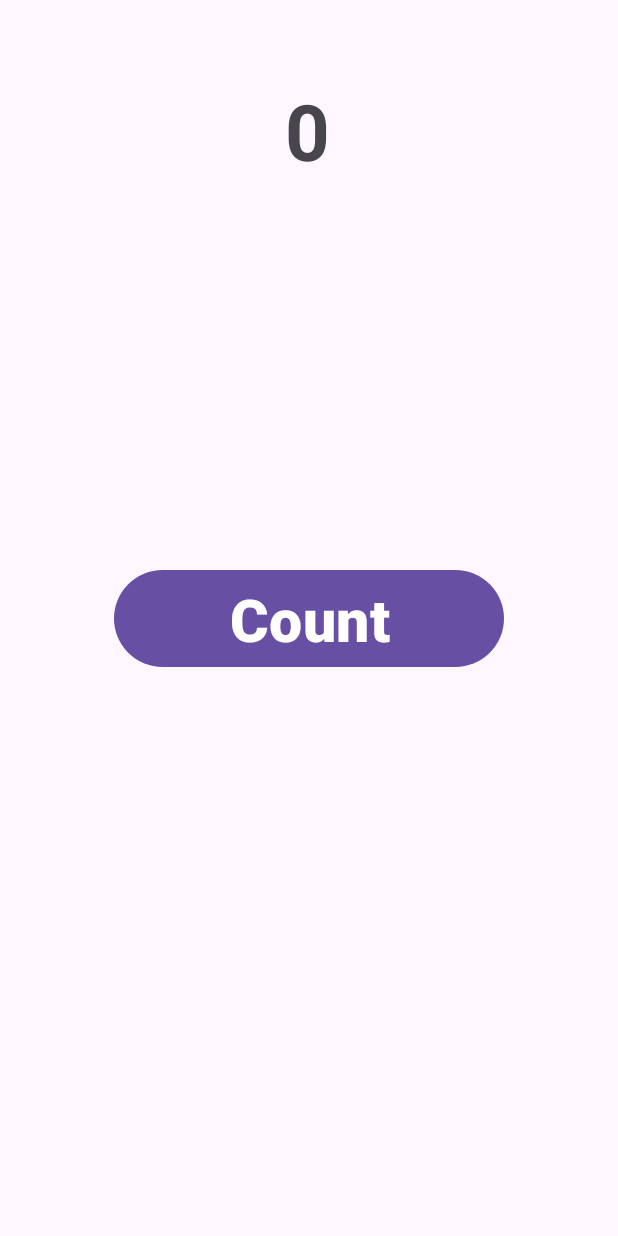
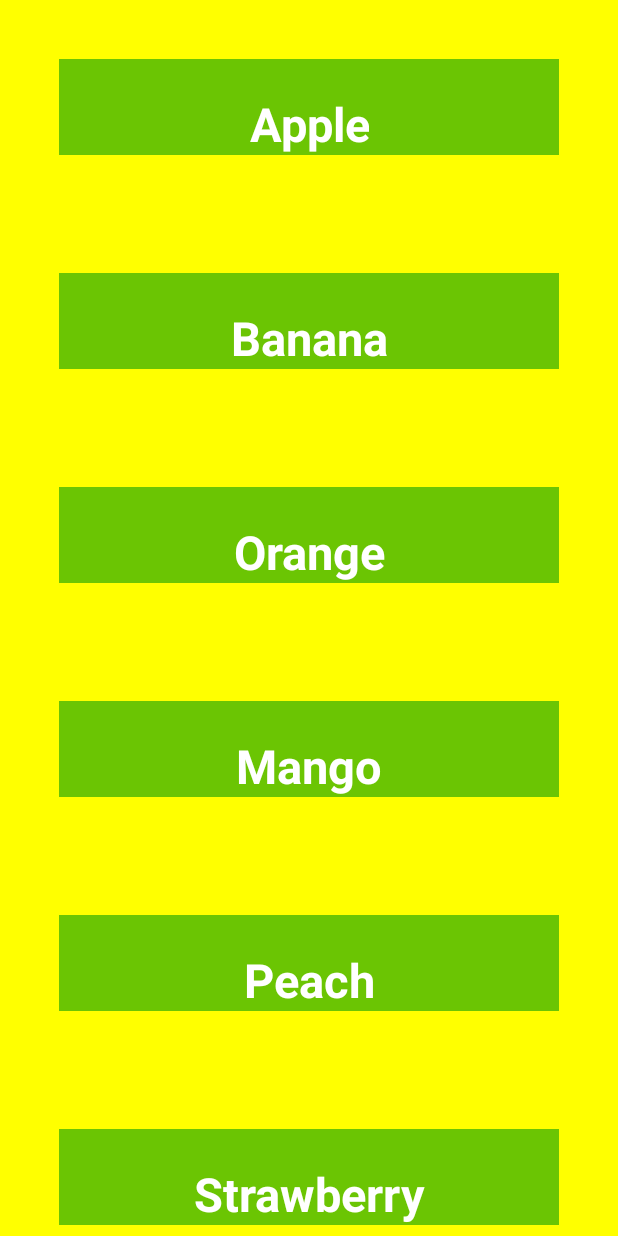
Before and after one commit to rkshani/Firebase, an Android app: the screen it shows after launch (LiveData before the commit, RecyclerView after it), on a phone screen of 412 x 824 dp. Run offline under Robolectric (Android 15) with nearby library versions, the phone set to English and light mode, and no system bars; our stand-ins replace sdp/ssp sizes.

Commit message:
RecyclerView ongoing

```diff
--- a/app/build.gradle.kts
+++ b/app/build.gradle.kts
@@ -51,6 +51,7 @@ dependencies {
     implementation ("com.squareup.retrofit2:converter-gson:2.9.0")
     // OkHttp Logging Interceptor
     implementation ("com.squareup.okhttp3:logging-interceptor:4.9.0")
+
     // ViewModel And Live Data
     implementation("androidx.lifecycle:lifecycle-viewmodel-ktx:2.7.0")
     implementation("androidx.lifecycle:lifecycle-livedata-ktx:2.7.0")
--- a/app/src/main/AndroidManifest.xml
+++ b/app/src/main/AndroidManifest.xml
@@ -15,21 +15,19 @@
         <activity
             android:name=".Android.TextViews.SpannableTextViews"
             android:exported="false" />
-        <activity
-            android:name=".Android.TextViews.SpannableTextView"
-            android:exported="false" />
+
         <activity
             android:name=".RecyclerView.RecyclerView"
-            android:exported="false" />
-        <activity
-            android:name=".ViewModel.LiveData"
-            android:exported="true">
+            android:exported="true" >
             <intent-filter>
                 <action android:name="android.intent.action.MAIN" />
 
                 <category android:name="android.intent.category.LAUNCHER" />
             </intent-filter>
         </activity>
+        <activity
+            android:name=".ViewModel.LiveData"
+            android:exported="false"/>
         <activity
             android:name=".Retrofit.DemoApiCall"
             android:exported="false" />
--- /dev/null
+++ b/app/src/main/java/com/example/firebase/RecyclerView/Fruits.kt
@@ -0,0 +1,3 @@
+package com.example.firebase.RecyclerView
+
+data class Fruits(val name:String, val Supplier:String )
--- a/app/src/main/java/com/example/firebase/RecyclerView/RecyclerView.kt
+++ b/app/src/main/java/com/example/firebase/RecyclerView/RecyclerView.kt
@@ -1,12 +1,22 @@
 package com.example.firebase.RecyclerView
 
+import android.graphics.Color
 import androidx.appcompat.app.AppCompatActivity
 import android.os.Bundle
+import androidx.recyclerview.widget.LinearLayoutManager
+import androidx.recyclerview.widget.RecyclerView
 import com.example.firebase.R
 
+
 class RecyclerView : AppCompatActivity() {
+    val fruits = listOf("Apple","Banana","Orange","Mango","Peach","Strawberry" )
     override fun onCreate(savedInstanceState: Bundle?) {
         super.onCreate(savedInstanceState)
         setContentView(R.layout.activity_recycler_view)
+
+        val recyclerView = findViewById<RecyclerView>(R.id.recyclerView)
+        recyclerView.setBackgroundColor(Color.YELLOW)
+        recyclerView.layoutManager = LinearLayoutManager(this)
+        recyclerView.adapter = RecyclerviewAdapter(fruits)
     }
 }
--- /dev/null
+++ b/app/src/main/java/com/example/firebase/RecyclerView/RecyclerviewAdapter.kt
@@ -0,0 +1,34 @@
+package com.example.firebase.RecyclerView
+
+import android.view.LayoutInflater
+import android.view.View
+import android.view.ViewGroup
+import android.widget.TextView
+import androidx.recyclerview.widget.RecyclerView
+import com.example.firebase.R
+
+class RecyclerviewAdapter(private val fruits:List<String>) : RecyclerView.Adapter<MyViewHolder>() {
+
+    override fun onCreateViewHolder(parent: ViewGroup, viewType: Int): MyViewHolder {
+        val layoutInflater = LayoutInflater.from(parent.context)
+        val listItem = layoutInflater.inflate(R.layout.list_item,parent,false)
+        return MyViewHolder(listItem)
+    }
+
+    override fun getItemCount(): Int {
+       return fruits.size
+    }
+
+    override fun onBindViewHolder(holder: MyViewHolder, position: Int) {
+
+        val fruit = fruits[position]
+        holder.txt.text = fruit
+    }
+
+}
+
+class MyViewHolder(view:View): RecyclerView.ViewHolder(view){
+
+    val txt: TextView = view.findViewById(R.id.txtname)
+
+}
--- a/app/src/main/res/layout/activity_recycler_view.xml
+++ b/app/src/main/res/layout/activity_recycler_view.xml
@@ -6,4 +6,14 @@
     android:layout_height="match_parent"
     tools:context=".RecyclerView.RecyclerView">
 
+    <androidx.recyclerview.widget.RecyclerView
+        android:layout_width="match_parent"
+        android:layout_height="match_parent"
+        android:id="@+id/recyclerView"
+
+        app:layout_constraintBottom_toBottomOf="parent"
+        app:layout_constraintEnd_toEndOf="parent"
+        app:layout_constraintStart_toStartOf="parent"
+        app:layout_constraintTop_toTopOf="parent" />
+
 </androidx.constraintlayout.widget.ConstraintLayout>
--- /dev/null
+++ b/app/src/main/res/layout/list_item.xml
@@ -0,0 +1,24 @@
+<?xml version="1.0" encoding="utf-8"?>
+<androidx.constraintlayout.widget.ConstraintLayout xmlns:android="http://schemas.android.com/apk/res/android"
+    xmlns:app="http://schemas.android.com/apk/res-auto"
+    android:layout_width="match_parent"
+    android:layout_height="wrap_content"
+    android:layout_margin="@dimen/_30sdp"
+    android:background="#6BC503">
+
+    <TextView
+        android:id="@+id/txtname"
+        android:layout_width="wrap_content"
+        android:layout_height="wrap_content"
+        android:layout_marginTop="22dp"
+        android:gravity="center"
+        android:text="TextView"
+        android:textColor="@color/white"
+
+        android:textSize="@dimen/_24sdp"
+        android:textStyle="bold"
+        app:layout_constraintEnd_toEndOf="parent"
+        app:layout_constraintStart_toStartOf="parent"
+        app:layout_constraintTop_toTopOf="parent" />
+
+</androidx.constraintlayout.widget.ConstraintLayout>
```
